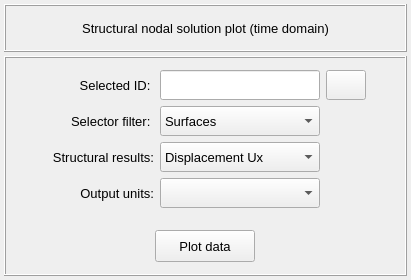
The window that vibra/interface/data/ui_files/plots/structural/structural_nodal_solution_2d_plot_time_inputs.ui (MOPT-UFSC/VIBRA) describes before a commit, drawn with Qt 5.
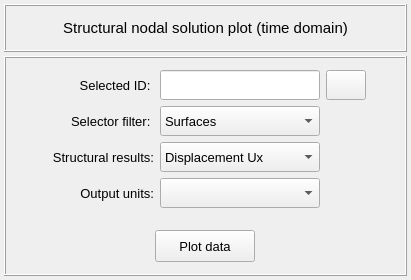
The same window after the commit. Icons and pictures are not drawn.

```diff
--- a/vibra/interface/data/ui_files/plots/structural/structural_nodal_solution_2d_plot_time_inputs.ui
+++ b/vibra/interface/data/ui_files/plots/structural/structural_nodal_solution_2d_plot_time_inputs.ui
@@ -97,7 +97,7 @@
         <property name="font">
          <font>
           <family>Segoe UI</family>
-          <pointsize>10</pointsize>
+          <pointsize>11</pointsize>
           <italic>false</italic>
           <bold>false</bold>
          </font>
```
